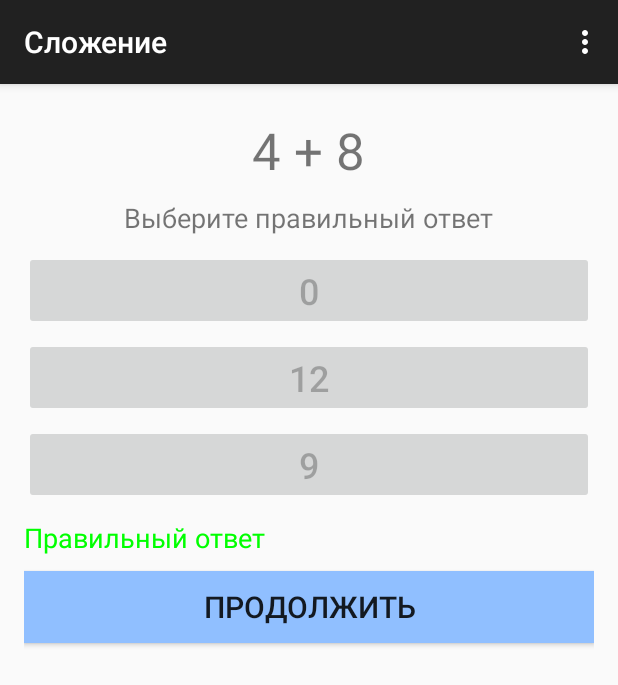
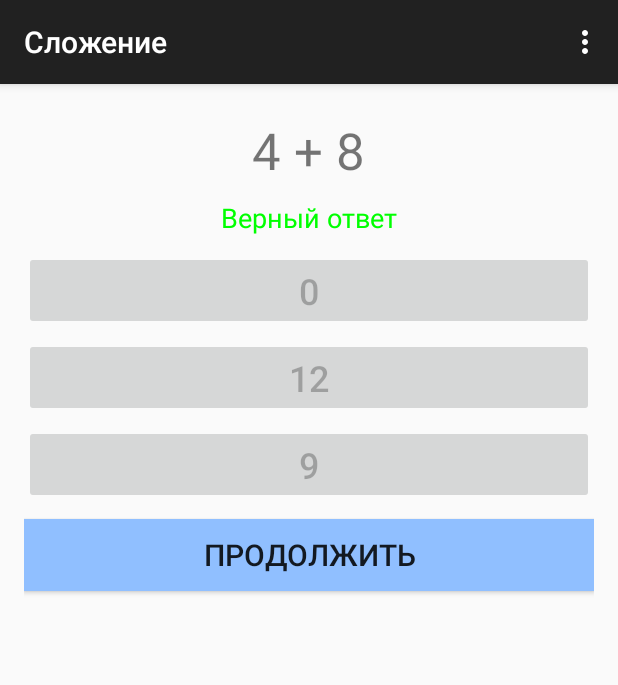
Before and after one commit to mogsev/MyApplication, an Android app: the SumActivity screen opened directly, with no data from a screen before it, in the options menu, after a tap on "Settings", on a phone screen of 412 x 824 dp. Shown: the top 685 px of the screen. Run offline under Robolectric (Android 15) with nearby library versions, the light colour scheme and no system bars.

Commit message:
update work

```diff
--- a/app/src/main/java/com/mogsev/myapplication/SumActivity.java
+++ b/app/src/main/java/com/mogsev/myapplication/SumActivity.java
@@ -1,6 +1,7 @@
 package com.mogsev.myapplication;
 
 import android.content.DialogInterface;
+import android.content.res.ColorStateList;
 import android.graphics.Color;
 import android.support.v7.app.ActionBarActivity;
 import android.os.Bundle;
@@ -23,7 +24,7 @@ public class SumActivity extends ActionBarActivity {
     Button answer2;
     Button answer3;
     Button buttonProceed;
-    TextView textViewResult;
+    TextView textViewAnswer;
     TextView textViewExpression;
 
     @Override
@@ -32,7 +33,7 @@ public class SumActivity extends ActionBarActivity {
         setContentView(R.layout.activity_sum);
 
         //Initialize links for objects
-        textViewResult = (TextView) findViewById(R.id.textViewResult);
+        textViewAnswer = (TextView) findViewById(R.id.textViewAnswer);
         answer1 = (Button) findViewById(R.id.answer1);
         answer2 = (Button) findViewById(R.id.answer2);
         answer3 = (Button) findViewById(R.id.answer3);
@@ -56,14 +57,23 @@ public class SumActivity extends ActionBarActivity {
         // Handle action bar item clicks here. The action bar will
         // automatically handle clicks on the Home/Up button, so long
         // as you specify a parent activity in AndroidManifest.xml.
-        int id = item.getItemId();
+
+        switch (item.getItemId()) {
+            case R.id.action_menu_settings:
+                return true;
+            case R.id.action_menu_level:
+                return true;
+            default:
+                return super.onOptionsItemSelected(item);
+        }
+        //int id = item.getItemId();
 
         //noinspection SimplifiableIfStatement
-        if (id == R.id.action_settings) {
-            return true;
-        }
+        //if (id == R.id.action_settings) {
+        //    return true;
+        //}
 
-        return super.onOptionsItemSelected(item);
+        //return super.onOptionsItemSelected(item);
     }
 
     /**
@@ -73,15 +83,14 @@ public class SumActivity extends ActionBarActivity {
     public void onClickAnswer(View view) {
         buttonClick = (Button) view;
         answer = new Integer(buttonClick.getText().toString());
-        textViewResult.setVisibility(View.VISIBLE);
         if (answer.compareTo(result) == 0) {
-            textViewResult.setText(R.string.correct_answer);
-            textViewResult.setTextColor(Color.GREEN);
+            textViewAnswer.setText(R.string.correct_answer);
+            textViewAnswer.setTextColor(Color.GREEN);
         } else {
-            textViewResult.setText(R.string.wrong_answer);
-            textViewResult.append(" ");
-            textViewResult.append(result.toString());
-            textViewResult.setTextColor(Color.RED);
+            textViewAnswer.setText(R.string.wrong_answer);
+            textViewAnswer.append(" ");
+            textViewAnswer.append(result.toString());
+            textViewAnswer.setTextColor(Color.RED);
         }
         answer1.setEnabled(false);
         answer2.setEnabled(false);
@@ -121,7 +130,8 @@ public class SumActivity extends ActionBarActivity {
      */
     public void onSum() {
         buttonProceed.setVisibility(View.INVISIBLE);
-        textViewResult.setVisibility(View.INVISIBLE);
+        textViewAnswer.setTextColor(Color.BLACK);
+        textViewAnswer.setText(R.string.title_answer);
 
         int[] box = generateExpression();
         textViewExpression.setText(number1 + " + " + number2);
--- a/app/src/main/res/layout/activity_sum.xml
+++ b/app/src/main/res/layout/activity_sum.xml
@@ -69,26 +69,11 @@
         android:textSize="24dp"
         android:onClick="onClickAnswer" />
 
-    <TextView
-        android:layout_width="wrap_content"
-        android:layout_height="wrap_content"
-        android:id="@+id/textViewResult"
-        android:textSize="18dp"
-        android:width="200dp"
-        android:layout_alignParentLeft="true"
-        android:layout_alignParentStart="true"
-        android:layout_below="@+id/answer3"
-        android:layout_alignParentRight="true"
-        android:layout_alignParentEnd="true"
-        android:layout_marginTop="10dp"
-        android:enabled="false" />
-
     <Button
         android:layout_width="wrap_content"
         android:layout_height="wrap_content"
         android:text="@string/title_proceed"
         android:id="@+id/buttonProceed"
-        android:layout_below="@+id/textViewResult"
         android:layout_alignParentLeft="true"
         android:layout_alignParentStart="true"
         android:layout_alignParentRight="true"
@@ -96,6 +81,7 @@
         android:layout_marginTop="10dp"
         android:onClick="onClickProceed"
         android:background="#ff90bfff"
-        android:textSize="20dp" />
+        android:textSize="20dp"
+        android:layout_below="@+id/answer3" />
 
 </RelativeLayout>
--- a/app/src/main/res/menu/menu_sum.xml
+++ b/app/src/main/res/menu/menu_sum.xml
@@ -2,6 +2,10 @@
     xmlns:app="http://schemas.android.com/apk/res-auto"
     xmlns:tools="http://schemas.android.com/tools"
     tools:context="com.mogsev.myapplication.SumActivity">
-    <item android:id="@+id/action_settings" android:title="@string/action_settings"
+    <item android:id="@+id/action_menu_settings" android:title="@string/action_settings"
         android:orderInCategory="100" app:showAsAction="never" />
+    <item android:id="@+id/action_menu_level"
+        android:title="@string/menu_level"
+        android:orderInCategory="100"
+        app:showAsAction="never"        />
 </menu>
--- a/app/src/main/res/values/strings.xml
+++ b/app/src/main/res/values/strings.xml
@@ -1,5 +1,5 @@
 <resources>
-    <string name="app_name">My Application</string>
+    <string name="app_name">MathTest</string>
 
     <string name="hello_world">Тренировки</string>
     <string name="action_settings">Settings</string>
@@ -14,9 +14,10 @@
     <string name="title_answer">Выберите правильный ответ</string>
     <string name="title_proceed">Продолжить</string>
 
-    <string name="correct_answer">Правильный ответ</string>
+    <string name="correct_answer">Верный ответ</string>
     <string name="wrong_answer">Ошибка! Правильный ответ:</string>
 
+    <string name="menu_level">Сменить сложность</string>
 
 
 </resources>
```
